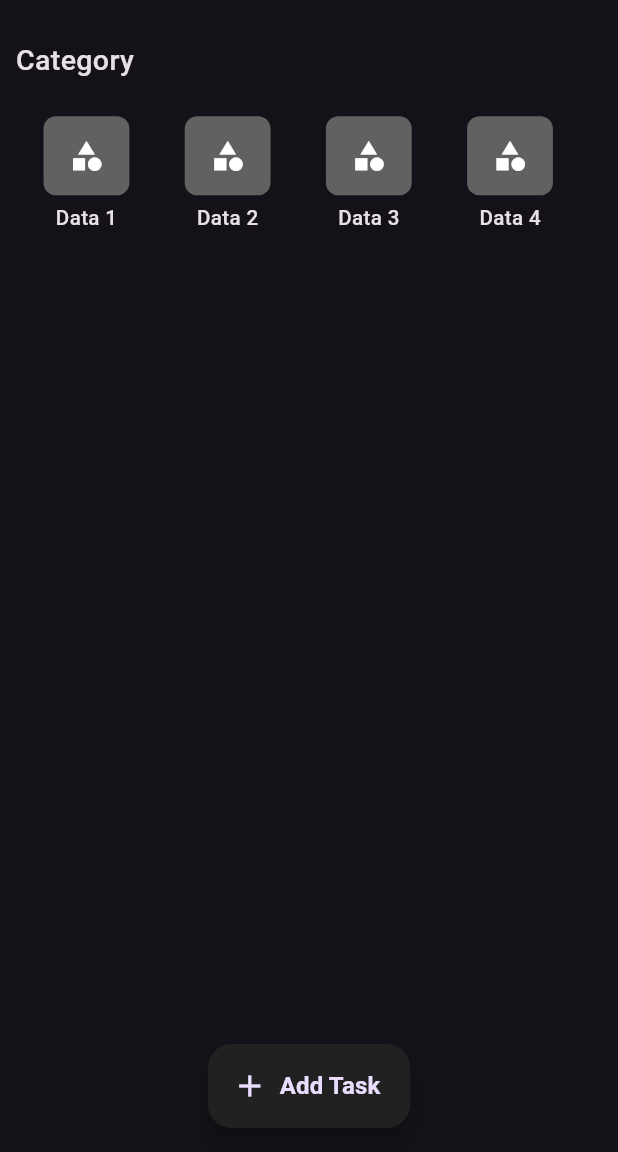
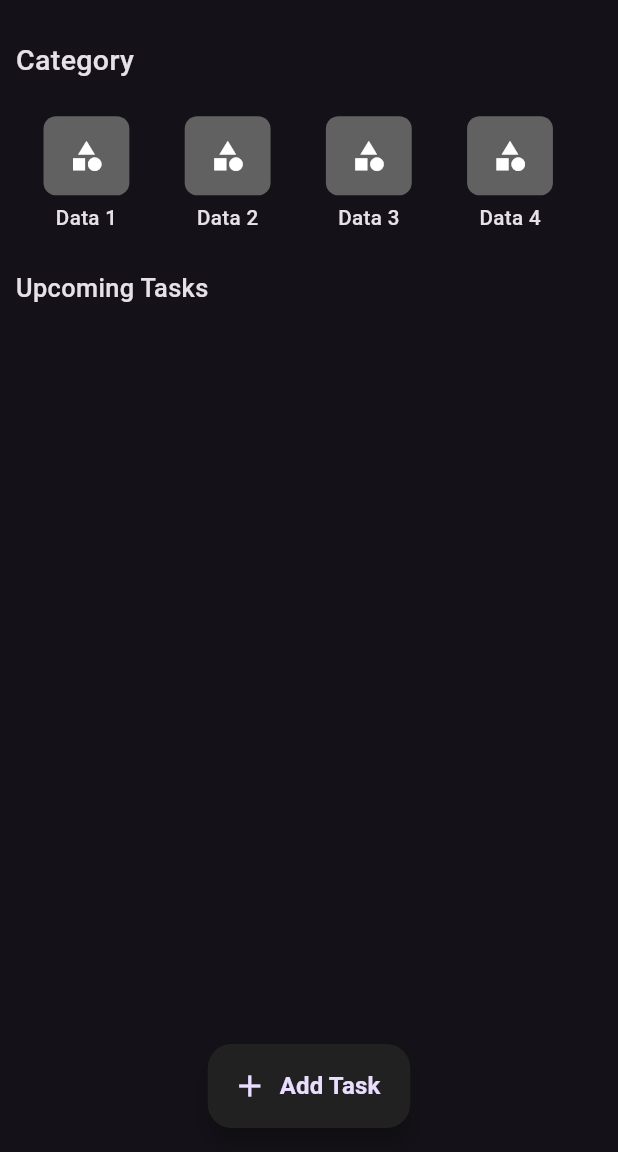
Before and after one commit to MohamdAshiq/Todo-Application, a Flutter app: the screen it shows after launch, on a phone screen of 412 x 824 dp, the part 84-1236 px from its top. Run offline on Flutter 3.47's test engine with Material 2 defaults, Android fonts, the phone set to English and light mode, and no system bars; our stand-ins replace flutter_screenutil.

Commit message:
Added Upcoming Tasks Section

```diff
--- a/lib/Screens/home_page.dart
+++ b/lib/Screens/home_page.dart
@@ -62,10 +62,23 @@ class HomePage extends StatelessWidget {
                           "Data ${index + 1}",
                           style: TextStyle(
                             fontSize: 13.sp,
-                            fontWeight: FontWeight.w500),
+                            fontWeight: FontWeight.w500,
+                          ),
                         ),
                       ],
                     ),
+                  ),
+                ),
+              ),
+              Padding(
+                padding: EdgeInsets.symmetric(
+                  vertical: 10.h,
+                ),
+                child: Text(
+                  "Upcoming Tasks",
+                  style: TextStyle(
+                    fontWeight: FontWeight.w500,
+                    fontSize: 16.sp,
                   ),
                 ),
               ),
```
